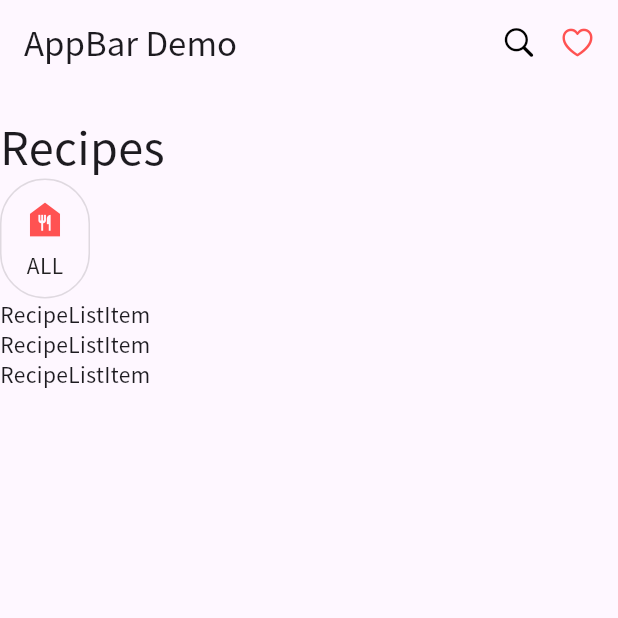
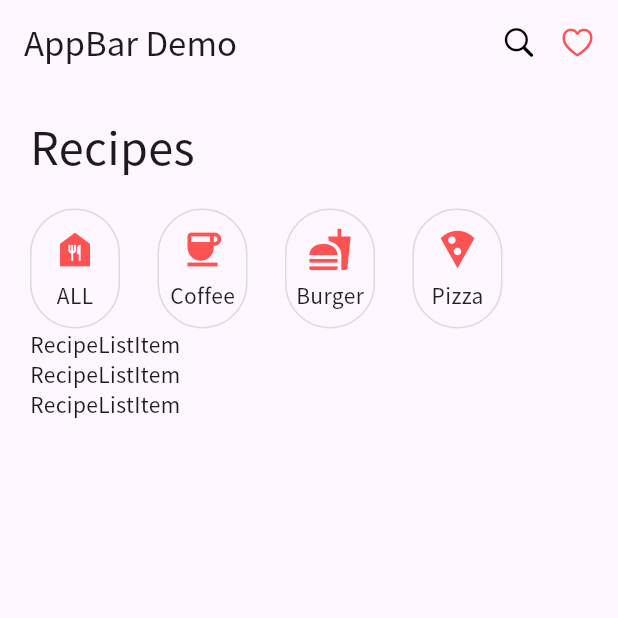
Before and after one commit to daehan-lim/flutter-widget-test, a Flutter app: the screen it shows after launch, on a phone screen of 412 x 824 dp, the top half of it. Run offline on Flutter 3.47's test engine with Material 3 defaults, Android fonts, the phone set to English and light mode, and no system bars; our stand-ins replace flutter_markdown.

Commit message:
Add padding and separation to menuItem

```diff
--- a/lib/ui/recipe/recipe_page.dart
+++ b/lib/ui/recipe/recipe_page.dart
@@ -26,6 +26,8 @@ class RecipePage extends StatelessWidget {
         ],
       ),
       body: SafeArea(
+        child: Padding(
+          padding: const EdgeInsets.symmetric(horizontal: 20),
           child: Column(
             crossAxisAlignment: CrossAxisAlignment.start,
             children: [
@@ -37,6 +39,7 @@ class RecipePage extends StatelessWidget {
             ],
           ),
         ),
+      ),
     );
   }
 }
--- a/lib/ui/recipe/widgets/recipe_menu.dart
+++ b/lib/ui/recipe/widgets/recipe_menu.dart
@@ -5,14 +5,23 @@ class RecipeMenu extends StatelessWidget {
 
   @override
   Widget build(BuildContext context) {
-    return Row(
+    return Padding(
+      padding: const EdgeInsets.only(top: 20),
+      child: Row(
         children: [
-        menuItem(),
+          menuItem(Icons.food_bank, 'ALL'),
+          SizedBox(width: 25),
+          menuItem(Icons.coffee, 'Coffee'),
+          SizedBox(width: 25),
+          menuItem(Icons.fastfood, 'Burger'),
+          SizedBox(width: 25),
+          menuItem(Icons.local_pizza, 'Pizza'),
         ],
+      ),
     );
   }
 
-  Container menuItem() {
+  Container menuItem(IconData iconData, String text) {
     return Container(
       width: 60,
       height: 80,
@@ -23,10 +32,10 @@ class RecipeMenu extends StatelessWidget {
       child: Column(
         mainAxisAlignment: MainAxisAlignment.center,
         children: [
-            Icon(Icons.food_bank, color: Colors.redAccent, size: 30),
+          Icon(iconData, color: Colors.redAccent, size: 30),
           SizedBox(height: 5),
           Text(
-              'ALL', // 영어 UI
+            text,
             style: TextStyle(color: Colors.black87),
           ),
         ],
```
Lines whose indentation alone changed are shown as unchanged.
